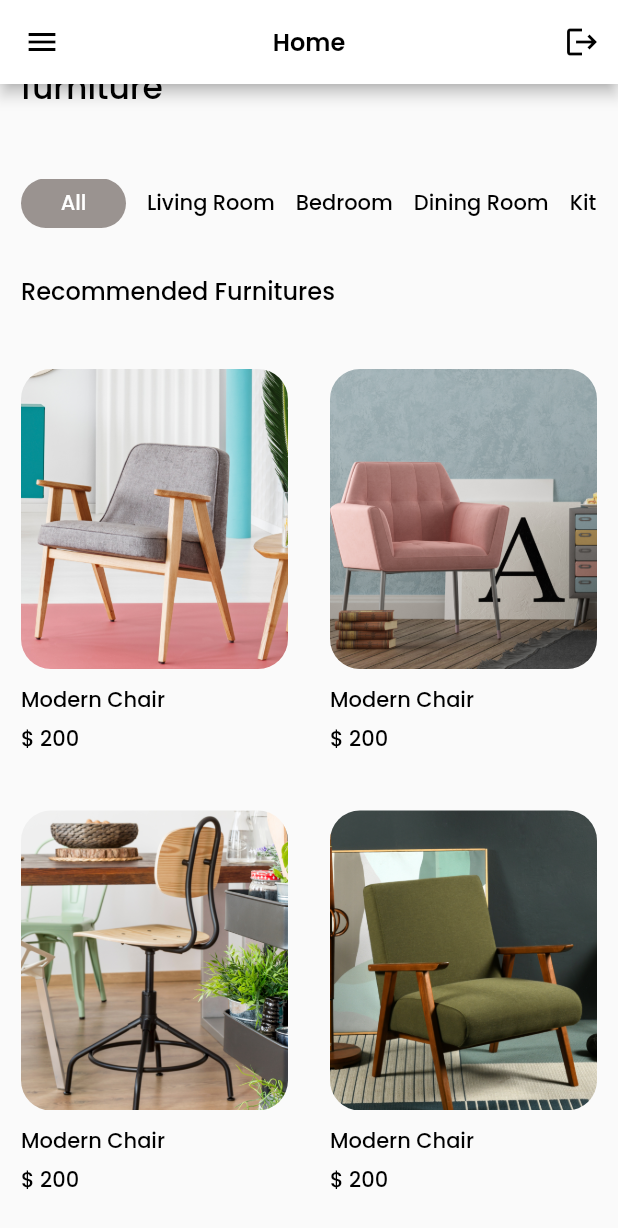
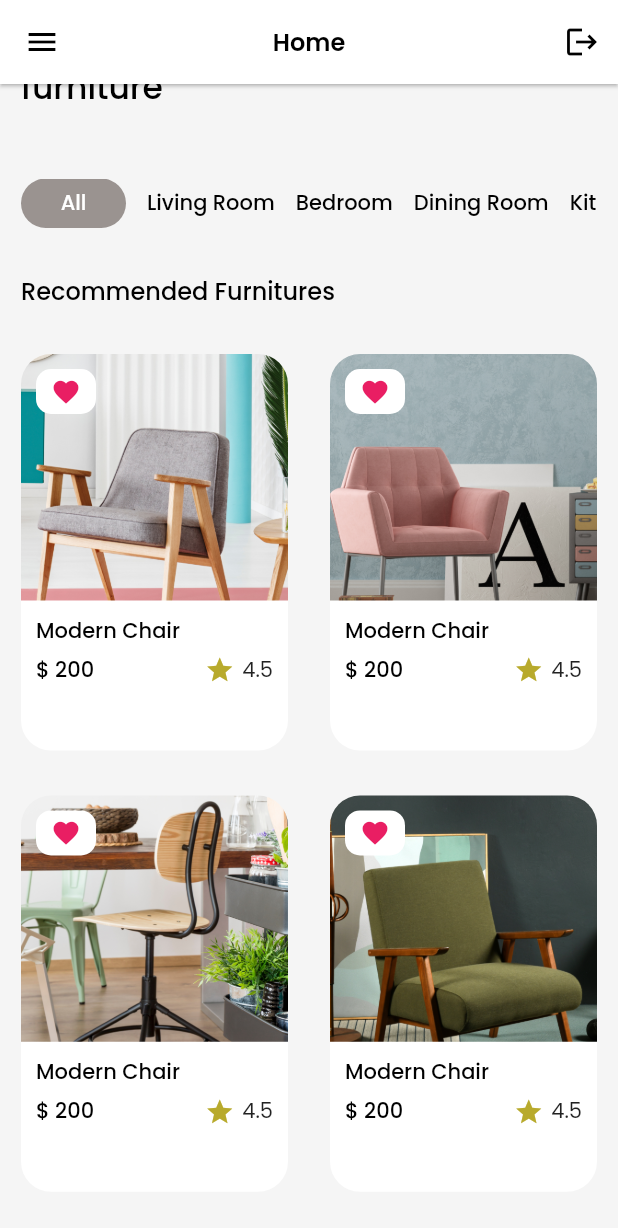
Before and after one commit to pajrialzukri/fic4_tugas_x_api_storage_bloc, a Flutter app: the HomePage screen opened by its route, scrolled down 61 dp, on a phone screen of 412 x 824 dp. Shown: the top 1228 px of the screen. Run offline on Flutter 3.47's test engine with Material 2 defaults, Android fonts, the phone set to English and light mode, and no system bars; our stand-ins replace bloc, flutter_bloc, flutter_svg, google_fonts, shared_preferences; accounts and stored records are empty.

Commit message:
update tampilan home

```diff
--- a/lib/bloc/login/login_bloc.dart
+++ b/lib/bloc/login/login_bloc.dart
@@ -2,7 +2,7 @@ import 'package:bloc/bloc.dart';
 import 'package:meta/meta.dart';
 import 'package:shared_preferences/shared_preferences.dart';
 
-import '../../data/datasources/api_datasources.dart';
+import '../../data/datasources/auth_datasources.dart';
 import '../../data/models/request/login_model.dart';
 import '../../data/models/responses/login_response.dart';
 import 'package:http/http.dart' as http;
@@ -10,7 +10,7 @@ part 'login_event.dart';
 part 'login_state.dart';
 
 class LoginBloc extends Bloc<LoginEvent, LoginState> {
-  final ApiDatasource datasource;
+  final AuthDatasource datasource;
   LoginBloc(
     this.datasource,
   ) : super(LoginInitial()) {
--- a/lib/bloc/profile/profile_bloc.dart
+++ b/lib/bloc/profile/profile_bloc.dart
@@ -1,5 +1,5 @@
 import 'package:bloc/bloc.dart';
-import 'package:flutter_auth_bloc/data/datasources/api_datasources.dart';
+import 'package:flutter_auth_bloc/data/datasources/auth_datasources.dart';
 import 'package:meta/meta.dart';
 
 import '../../data/models/responses/profile_response.dart';
@@ -8,7 +8,7 @@ part 'profile_event.dart';
 part 'profile_state.dart';
 
 class ProfileBloc extends Bloc<ProfileEvent, ProfileState> {
-  final ApiDatasource datasource;
+  final AuthDatasource datasource;
   ProfileBloc(
     this.datasource,
   ) : super(ProfileInitial()) {
--- a/lib/bloc/register/register_bloc.dart
+++ b/lib/bloc/register/register_bloc.dart
@@ -1,7 +1,7 @@
 import 'package:bloc/bloc.dart';
 import 'package:meta/meta.dart';
 
-import 'package:flutter_auth_bloc/data/datasources/api_datasources.dart';
+import 'package:flutter_auth_bloc/data/datasources/auth_datasources.dart';
 import 'package:flutter_auth_bloc/data/models/request/register_model.dart';
 import 'package:flutter_auth_bloc/data/models/responses/register_response.dart';
 
@@ -9,7 +9,7 @@ part 'register_event.dart';
 part 'register_state.dart';
 
 class RegisterBloc extends Bloc<RegisterEvent, RegisterState> {
-  final ApiDatasource datasource;
+  final AuthDatasource datasource;
   RegisterBloc(
     this.datasource,
   ) : super(RegisterInitial()) {
--- a/lib/data/datasources/api_datasources.dart
+++ b/lib/data/datasources/auth_datasources.dart
@@ -7,7 +7,7 @@ import 'package:flutter_auth_bloc/data/models/responses/profile_response.dart';
 import 'package:flutter_auth_bloc/data/models/responses/register_response.dart';
 import 'package:http/http.dart' as http;
 
-class ApiDatasource {
+class AuthDatasource {
   get context => null;
 
   Future<RegisterResponseModel> register(RegisterModel regismodel) async {
--- /dev/null
+++ b/lib/data/localsources/auth_local_storage.dart
@@ -0,0 +1,27 @@
+import 'package:shared_preferences/shared_preferences.dart';
+
+class AuthLocalStorage {
+  Future<String> saveToken(String token) async {
+    final pref = await SharedPreferences.getInstance();
+    await pref.setString('token', token);
+    return token;
+  }
+
+  Future<String> getToken() async {
+    final pref = await SharedPreferences.getInstance();
+    final token = pref.getString('token') ?? '';
+    return token;
+  }
+
+  Future<bool> isTokenExists() async {
+    final pref = await SharedPreferences.getInstance();
+    final token = pref.getString('token') ?? '';
+    return token.isNotEmpty;
+  }
+
+  Future<bool> removeToken() async {
+    final pref = await SharedPreferences.getInstance();
+    final token = pref.remove('token');
+    return token;
+  }
+}
--- a/lib/main.dart
+++ b/lib/main.dart
@@ -1,6 +1,6 @@
 import 'package:flutter/material.dart';
 import 'package:flutter_auth_bloc/bloc/register/register_bloc.dart';
-import 'package:flutter_auth_bloc/data/datasources/api_datasources.dart';
+import 'package:flutter_auth_bloc/data/datasources/auth_datasources.dart';
 import 'package:flutter_auth_bloc/presentation/pages/routes.dart';
 import 'package:flutter_bloc/flutter_bloc.dart';
 import 'package:google_fonts/google_fonts.dart';
@@ -31,13 +31,13 @@ class _MyAppState extends State<MyApp> {
     return MultiBlocProvider(
       providers: [
         BlocProvider<LoginBloc>(
-          create: (context) => LoginBloc(ApiDatasource()),
+          create: (context) => LoginBloc(AuthDatasource()),
         ),
         BlocProvider<RegisterBloc>(
-          create: (context) => RegisterBloc(ApiDatasource()),
+          create: (context) => RegisterBloc(AuthDatasource()),
         ),
         BlocProvider<ProfileBloc>(
-          create: (context) => ProfileBloc(ApiDatasource()),
+          create: (context) => ProfileBloc(AuthDatasource()),
         ),
       ],
       child: MaterialApp(
--- a/lib/presentation/pages/home_page.dart
+++ b/lib/presentation/pages/home_page.dart
@@ -92,6 +92,7 @@ class _HomePageState extends State<HomePage> {
             fontWeight: FontWeight.w600,
           ),
         ),
+        elevation: 1,
         centerTitle: true,
         actions: [
           IconButton(
@@ -109,7 +110,11 @@ class _HomePageState extends State<HomePage> {
           ),
         ],
       ),
-      body: ListView(
+      body: Container(
+        decoration: const BoxDecoration(
+          color: Color(0xfff5f5f5),
+        ),
+        child: ListView(
           children: [
             Padding(
               padding: const EdgeInsets.all(14),
@@ -145,8 +150,7 @@ class _HomePageState extends State<HomePage> {
             const SizedBox(
               height: 30,
             ),
-          Container(
-            child: GridView.builder(
+            GridView.builder(
               shrinkWrap: true,
               physics: const NeverScrollableScrollPhysics(),
               itemCount: images.length,
@@ -160,53 +164,114 @@ class _HomePageState extends State<HomePage> {
                   child: Column(
                     crossAxisAlignment: CrossAxisAlignment.start,
                     children: [
-                      const SizedBox(
-                        height: 10,
+                      Expanded(
+                        // Menggunakan Expanded untuk mengatur tinggi item secara fleksibel
+                        child: Stack(
+                          children: [
+                            Container(
+                              width: double.infinity,
+                              height: 200,
+                              child: ClipRRect(
+                                borderRadius:
+                                    const BorderRadiusDirectional.only(
+                                  topStart: Radius.circular(20),
+                                  topEnd: Radius.circular(20),
                                 ),
-                      SizedBox(
-                        height: 200,
-                        width: double.infinity,
-                        child: ClipRRect(
-                          borderRadius: BorderRadius.circular(
-                              20), // Ubah angka sesuai dengan tingkat pembulatan yang diinginkan
                                 child: Image.asset(
-                            '${images[index]}',
+                                  images[index],
                                   fit: BoxFit.cover,
                                 ),
                               ),
                             ),
-                      const SizedBox(
-                        height: 10,
+                            Positioned(
+                              top: 10,
+                              left: 10,
+                              child: Container(
+                                width: 40,
+                                height: 30,
+                                decoration: BoxDecoration(
+                                  borderRadius: BorderRadius.circular(10),
+                                  color: Colors.white,
                                 ),
+                                child: const Center(
+                                  child: Icon(
+                                    Icons.favorite,
+                                    color: Colors.pink,
+                                    size: 20,
+                                  ),
+                                ),
+                              ),
+                            ),
+                            Positioned(
+                              bottom: 30,
+                              left: 0,
+                              right: 0,
+                              // top: 100,
+                              child: Container(
+                                height: 100,
+                                padding: const EdgeInsets.all(10),
+                                decoration: const BoxDecoration(
+                                  color: Colors.white,
+                                  borderRadius: BorderRadiusDirectional.only(
+                                    bottomStart: Radius.circular(20),
+                                    bottomEnd: Radius.circular(20),
+                                  ),
+                                ),
+                                child: Column(
+                                  crossAxisAlignment: CrossAxisAlignment.start,
+                                  children: [
                                     Text(
                                       'Modern Chair',
-                        style: GoogleFonts.poppins(
+                                      style: TextStyle(
                                         color: Colors.black,
                                         fontSize: 14,
                                         fontWeight: FontWeight.w500,
                                       ),
                                     ),
-                      const SizedBox(
-                        height: 5,
-                      ),
+                                    SizedBox(height: 5),
+                                    Row(
+                                      mainAxisAlignment:
+                                          MainAxisAlignment.spaceBetween,
+                                      children: [
                                         Text(
                                           '\$ 200',
-                        style: GoogleFonts.poppins(
+                                          style: TextStyle(
                                             color: Colors.black,
                                             fontSize: 14,
                                             fontWeight: FontWeight.w500,
                                           ),
                                         ),
-                      const SizedBox(
-                        height: 10,
+                                        SizedBox(width: 10),
+                                        Row(
+                                          mainAxisAlignment:
+                                              MainAxisAlignment.center,
+                                          children: [
+                                            Icon(
+                                              Icons.star,
+                                              color: Color.fromARGB(
+                                                  255, 184, 170, 44),
+                                              size: 20,
+                                            ),
+                                            SizedBox(width: 5),
+                                            Text('4.5'),
+                                          ],
+                                        ),
+                                      ],
+                                    ),
+                                  ],
+                                ),
+                              ),
+                            ),
+                          ],
+                        ),
                       ),
                     ],
                   ),
                 );
               },
             ),
-          )
           ],
+        ),
       ),
 
       // This trailing comma makes auto-formatting nicer for build methods.
```
Also changed, not shown: assets/images/Icon.svg (added). Lines whose indentation alone changed are shown as unchanged.
